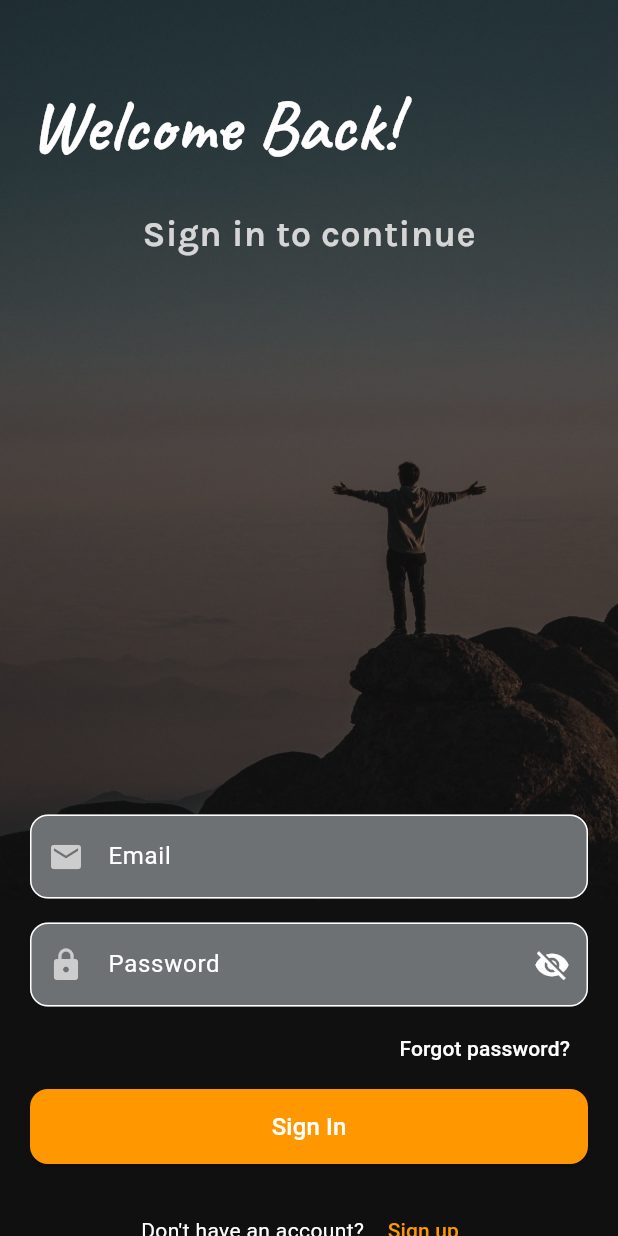
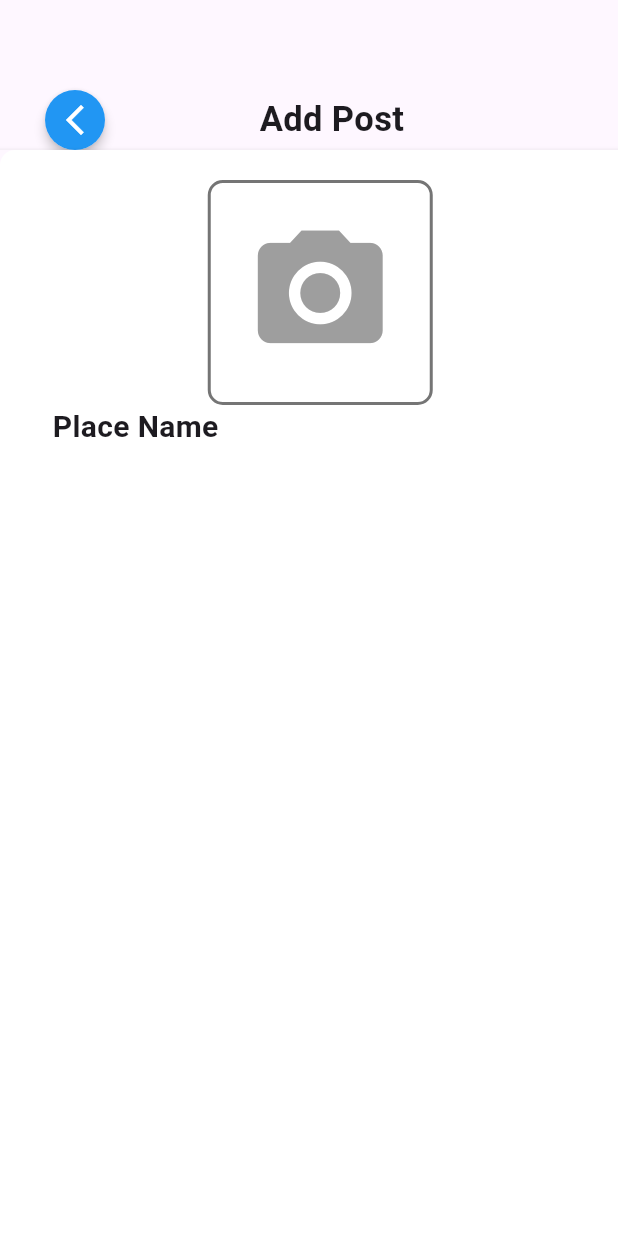
Before and after one commit to PramudiWalakuluarachchi01/Travel_App, a Flutter app: the screen it shows after launch, on a phone screen of 412 x 824 dp. Run offline on Flutter 3.47's test engine with Material 3 defaults, Android fonts, the phone set to English and light mode, and no system bars; our stand-ins replace cloud_firestore, firebase_auth, firebase_core, shared_preferences; accounts and stored records are empty.

Commit message:
`Updated code to add AddPage as home screen and modify database and UI code to match changes`

```diff
--- a/lib/main.dart
+++ b/lib/main.dart
@@ -1,5 +1,6 @@
 import 'package:firebase_core/firebase_core.dart';
 import 'package:flutter/material.dart';
+import 'package:travel_app/pages/add_page.dart';
 import 'package:travel_app/pages/sign_in.dart';
 import 'package:travel_app/pages/sign_up.dart';
 
@@ -18,7 +19,7 @@ class MyApp extends StatelessWidget {
     return MaterialApp(
       title: 'Flutter Demo',
       debugShowCheckedModeBanner: false,
-      initialRoute: '/signin',
+      // initialRoute: '/signin',
       routes: {
         '/signin': (context) => SignInUI(),
         '/signup': (context) => SignUpUI(),
@@ -41,7 +42,7 @@ class MyApp extends StatelessWidget {
         // tested with just a hot reload.
         colorScheme: ColorScheme.fromSeed(seedColor: Colors.deepPurple),
       ),
-      home: SignInUI(),
+      home: AddPage(),
     );
   }
 }
--- /dev/null
+++ b/lib/pages/add_page.dart
@@ -0,0 +1,89 @@
+import 'package:flutter/material.dart';
+
+class AddPage extends StatefulWidget {
+  const AddPage({super.key});
+
+  @override
+  State<AddPage> createState() => _AddPageState();
+}
+
+class _AddPageState extends State<AddPage> {
+  @override
+  Widget build(BuildContext context) {
+    return Scaffold(
+      body: Container(
+        child: Column(
+          children: [
+            Padding(
+              padding: const EdgeInsets.only(left: 30, top: 60),
+              child: Row(
+                children: [
+                  Material(
+                    elevation: 3.0,
+                    borderRadius: BorderRadius.circular(30),
+                    child: Container(
+                      padding: EdgeInsets.all(8),
+                      decoration: BoxDecoration(
+                        color: Colors.blue,
+                        borderRadius: BorderRadius.circular(30),
+                      ),
+                      child: Icon(
+                        Icons.arrow_back_ios_new_outlined,
+                        color: Colors.white,
+                      ),
+                    ),
+                  ),
+                  SizedBox(width: MediaQuery.of(context).size.width / 4),
+                  Text(
+                    'Add Post',
+                    style: TextStyle(fontSize: 23, fontWeight: FontWeight.bold),
+                  ),
+                ],
+              ),
+            ),
+            Expanded(
+              child: Material(
+                elevation: 3.0,
+                child: Container(
+                  padding: EdgeInsets.only(top: 20, left: 35, right: 20),
+                  decoration: BoxDecoration(
+                    color: const Color.fromARGB(255, 255, 255, 255),
+                    borderRadius: BorderRadius.only(
+                      topLeft: Radius.circular(10),
+                    ),
+                  ),
+
+                  width: MediaQuery.of(context).size.width,
+                  child: Column(
+                    crossAxisAlignment: CrossAxisAlignment.start,
+                    children: [
+                      Center(
+                        child: Container(
+                          height: 150,
+                          width: 150,
+                          decoration: BoxDecoration(
+                            border: Border.all(color: Colors.black54, width: 2.0),
+                            borderRadius: BorderRadius.circular(10),
+                          ),
+                          child: Icon(
+                            Icons.camera_alt,
+                            size: 100,
+                            color: Colors.grey,
+                          ),
+                        ),
+                      ),
+                      Text(
+                    'Place Name',
+                    style: TextStyle(fontSize: 20, fontWeight: FontWeight.bold),
+                  ),
+                    ],
+                  ),
+                ),
+              ),
+            ),
+          ],
+        ),
+      ),
+    );
+  }
+}
--- a/lib/pages/sign_in.dart
+++ b/lib/pages/sign_in.dart
@@ -139,9 +139,20 @@ class _SignInUIState extends State<SignInUI> {
                           QuerySnapshot snapshot = await DatabaseMethods()
                               .getUserbyEmail(email);
 
-                          myname = snapshot.docs[0]['Name'];
-                          myid = snapshot.docs[0]['Id'];
-                          myimage = snapshot.docs[0]['Image'];
+                          if (snapshot.docs.isEmpty) {
+                            ScaffoldMessenger.of(context).showSnackBar(
+                              const SnackBar(
+                                content: Text("User data not found"),
+                              ),
+                            );
+                            return;
+                          }
+
+                          final userData = snapshot.docs.first;
+
+                          myname = userData['Name'] ?? '';
+                          myid = userData['Id'] ?? '';
+                          myimage = userData['Image'] ?? '';
 
                           final prefs = await SharedPreferences.getInstance();
 
@@ -270,6 +281,7 @@ class _SignInUIState extends State<SignInUI> {
   }) {
     return TextField(
       controller: controller,
+      style: TextStyle(color: Colors.white),
       cursorColor: Colors.white,
       decoration: InputDecoration(
         labelText: label,
@@ -298,6 +310,8 @@ class _SignInUIState extends State<SignInUI> {
   }) {
     return TextField(
       controller: controller,
+      style: TextStyle(color: Colors.white),
+
       cursorColor: Colors.white,
       obscureText: obscureText,
       decoration: InputDecoration(
--- a/lib/pages/sign_up.dart
+++ b/lib/pages/sign_up.dart
@@ -173,8 +173,7 @@ class _SignUpUIState extends State<SignUpUI> {
                                 transitionDuration: const Duration(
                                   milliseconds: 400,
                                 ),
-                                pageBuilder: (_, animation, __) =>
-                                     SignInUI(),
+                                pageBuilder: (_, animation, __) => SignInUI(),
                                 transitionsBuilder: (_, animation, __, child) {
                                   final tween = Tween(
                                     begin: const Offset(-1, 0),
@@ -302,6 +301,8 @@ class _SignUpUIState extends State<SignUpUI> {
   }) {
     return TextField(
       controller: controller,
+      style: TextStyle(color: Colors.white),
+
       cursorColor: Colors.white,
       decoration: InputDecoration(
         labelText: label,
@@ -330,6 +331,8 @@ class _SignUpUIState extends State<SignUpUI> {
   }) {
     return TextField(
       controller: controller,
+      style: TextStyle(color: Colors.white),
+
       cursorColor: Colors.white,
       obscureText: obscureText,
       decoration: InputDecoration(
--- a/lib/services/database.dart
+++ b/lib/services/database.dart
@@ -11,7 +11,7 @@ class DatabaseMethods{
   Future<QuerySnapshot> getUserbyEmail(String email) async {
     return await FirebaseFirestore.instance
         .collection("users")
-        .where("email", isEqualTo: email)
+        .where("Email", isEqualTo: email)
         .get();
   }
 }
```
